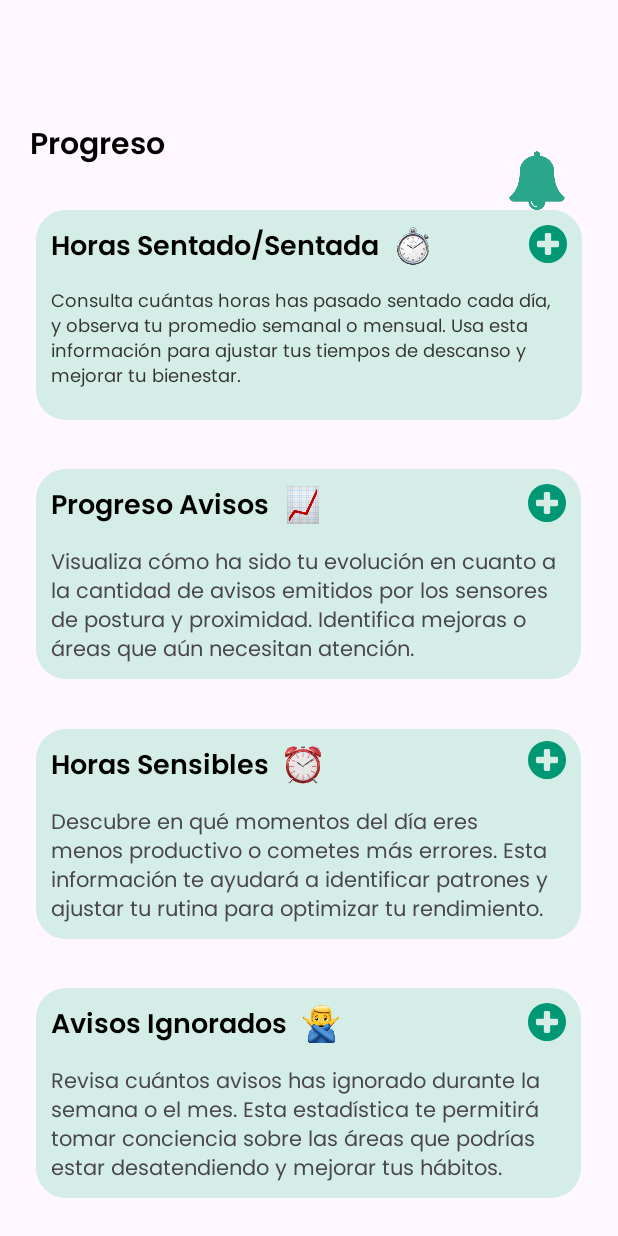
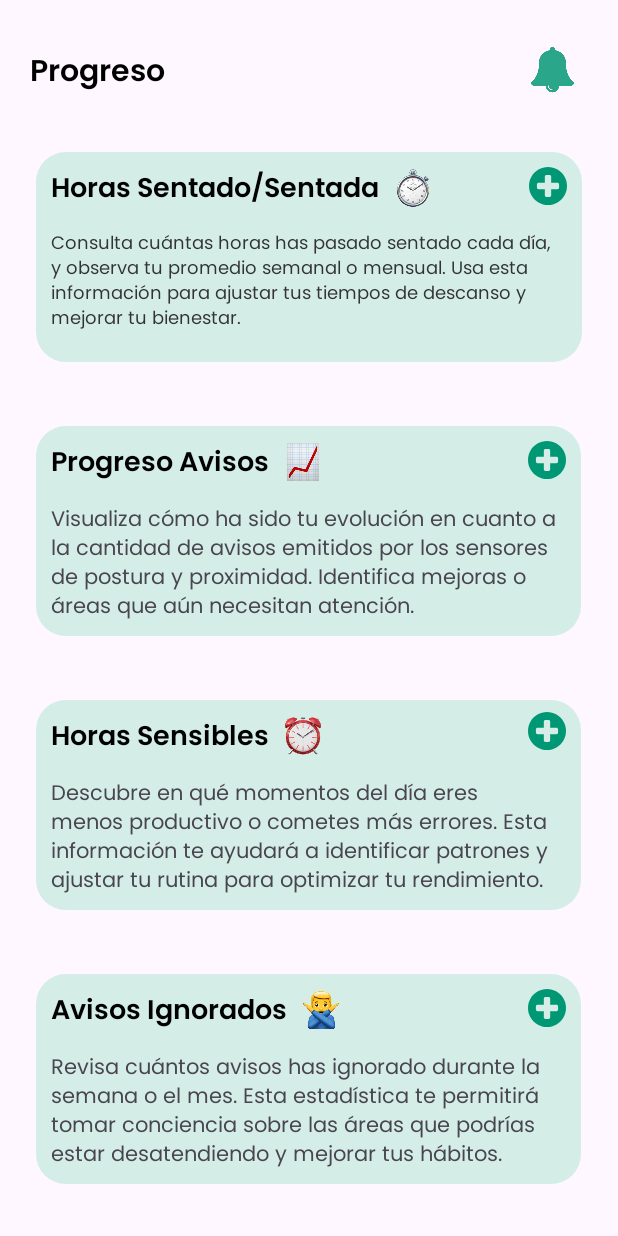
Before and after one commit to DenysLitvynov/Sedora, an Android app: the layout progreso.xml on its own in the app's theme, with its tools: preview values and no code run, on a phone screen of 412 x 824 dp. Run offline under Robolectric (Android 15) with nearby library versions, the phone set to English and light mode, and no system bars.

Commit message:
ProgreConfirmado que compila

```diff
--- a/android/app/src/main/res/layout/progreso.xml
+++ b/android/app/src/main/res/layout/progreso.xml
@@ -3,6 +3,7 @@
     xmlns:app="http://schemas.android.com/apk/res-auto"
     xmlns:tools="http://schemas.android.com/tools"
     android:layout_width="match_parent"
+    android:id="@+id/progre"
     android:layout_height="match_parent">
 
     <View
@@ -37,16 +38,15 @@
         android:layout_width="wrap_content"
         android:layout_height="wrap_content"
         android:orientation="horizontal"
-        app:layout_constraintGuide_end="673dp" />
+        app:layout_constraintGuide_percent="0.08071136" />
 
     <TextView
         android:id="@+id/ProgresoText"
+        style="@style/Heading1"
         android:layout_width="wrap_content"
-        android:layout_height="wrap_content"
+        android:layout_height="0dp"
         android:layout_marginStart="20dp"
-        android:layout_marginTop="10dp"
-        android:layout_marginBottom="10dp"
-        style="@style/Heading1"
+        android:layout_marginTop="32dp"
         android:text="Progreso"
         android:textStyle="bold"
         app:layout_constraintBottom_toTopOf="@+id/guideline"
@@ -63,7 +63,7 @@
         app:layout_constraintEnd_toStartOf="@+id/guideline4"
         app:layout_constraintHorizontal_bias="0.5"
         app:layout_constraintStart_toStartOf="@+id/guideline2"
-        app:layout_constraintTop_toBottomOf="@+id/ProgresoText" />
+        app:layout_constraintTop_toTopOf="@+id/guideline" />
 
     <TextView
         android:id="@+id/HorasSentadotit"
@@ -180,13 +180,15 @@
 
     <ImageView
         android:id="@+id/campana"
-        android:layout_width="45dp"
-        android:layout_height="45dp"
-        android:layout_marginBottom="10dp"
+        android:layout_width="35dp"
+        android:layout_height="35dp"
+        android:layout_marginTop="32dp"
+        android:layout_marginEnd="10dp"
+        android:layout_marginBottom="5dp"
         app:layout_constraintBottom_toTopOf="@+id/guideline"
         app:layout_constraintEnd_toStartOf="@+id/guideline4"
-        app:layout_constraintHorizontal_bias="0.936"
-        app:layout_constraintStart_toEndOf="@+id/ProgresoText"
+        app:layout_constraintTop_toTopOf="parent"
+        app:layout_constraintVertical_bias="0.782"
         app:srcCompat="@drawable/campana" />
 
     <ImageView
```
Also changed, not shown: android/app/src/main/res/drawable/mas.svg (deleted).
